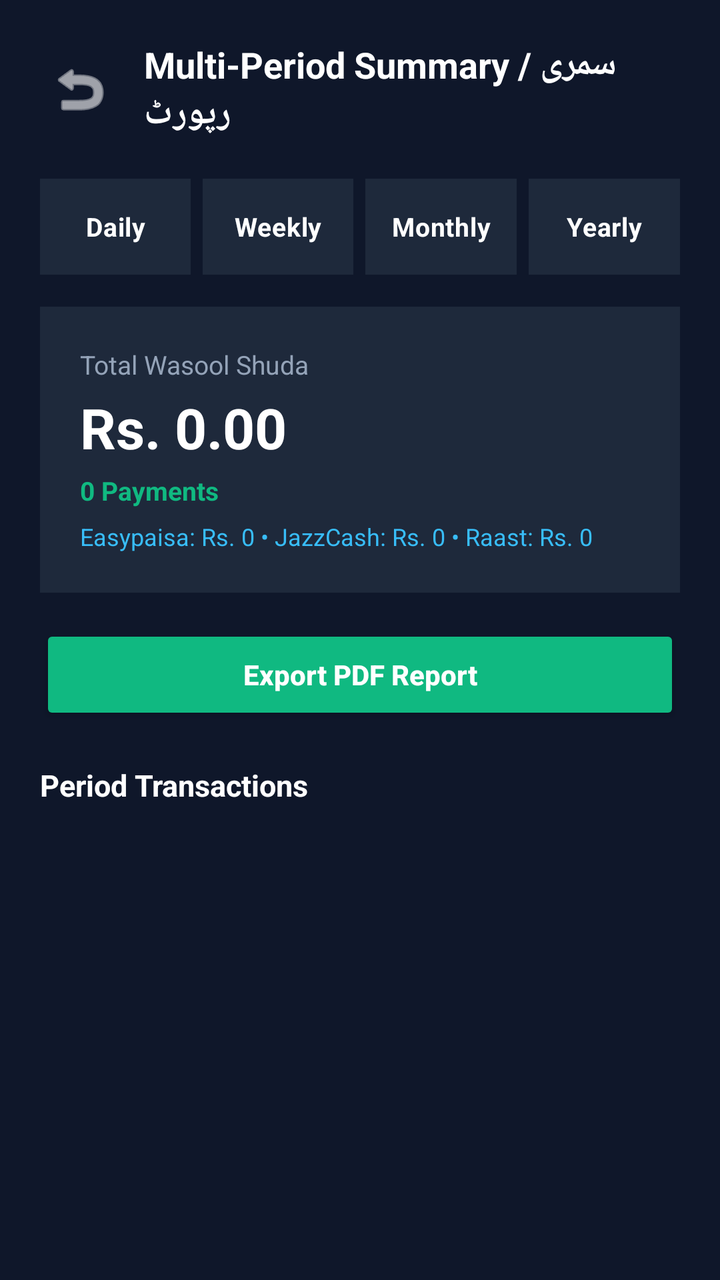
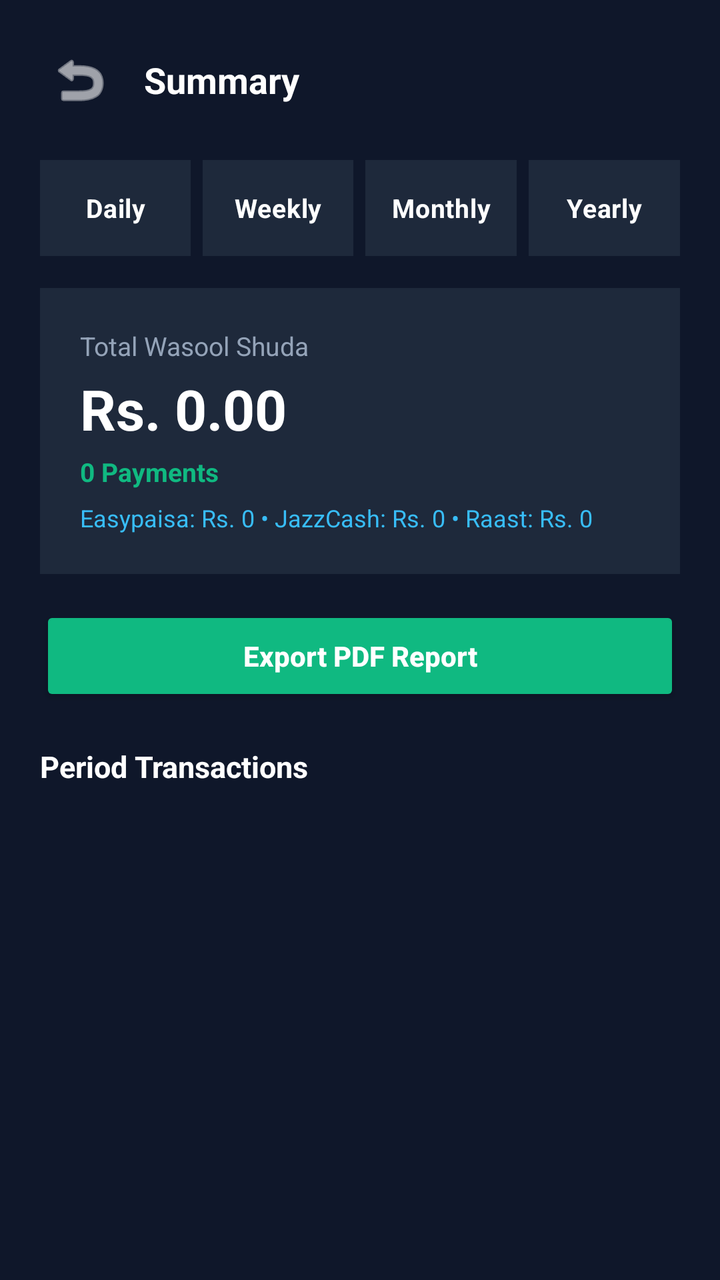

The first picture is an Android layout as it rendered before a commit; the second is the same layout after the commit. The layout source and the unified diff follow.
<!-- AndroidManifest.xml: application theme Theme.BolPaisa -->
<!-- res/layout/activity_summary.xml -->
<?xml version="1.0" encoding="utf-8"?>
<LinearLayout xmlns:android="http://schemas.android.com/apk/res/android"
    android:layout_width="match_parent"
    android:layout_height="match_parent"
    android:background="#0F172A"
    android:orientation="vertical"
    android:padding="20dp">

    
    <LinearLayout
        android:layout_width="match_parent"
        android:layout_height="wrap_content"
        android:gravity="center_vertical"
        android:orientation="horizontal">

        <ImageButton
            android:id="@+id/btnBack"
            android:layout_width="40dp"
            android:layout_height="40dp"
            android:background="?attr/selectableItemBackgroundBorderless"
            android:contentDescription="Back"
            android:src="@android:drawable/ic_menu_revert"
            android:tint="#FFFFFF" />

        <TextView
            android:layout_width="wrap_content"
            android:layout_height="wrap_content"
            android:layout_marginStart="12dp"
            android:text="Multi-Period Summary / سمری رپورٹ"
            android:textColor="#FFFFFF"
            android:textSize="18sp"
            android:textStyle="bold" />

    </LinearLayout>

    
    <RadioGroup
        android:id="@+id/rgPeriodSelector"
        android:layout_width="match_parent"
        android:layout_height="wrap_content"
        android:layout_marginTop="20dp"
        android:orientation="horizontal">

        <RadioButton
            android:id="@+id/rbDaily"
            android:layout_width="0dp"
            android:layout_height="wrap_content"
            android:layout_weight="1"
            android:background="#1E293B"
            android:button="@null"
            android:checked="true"
            android:gravity="center"
            android:paddingVertical="10dp"
            android:text="Daily"
            android:textColor="#FFFFFF"
            android:textSize="13sp"
            android:textStyle="bold" />

        <RadioButton
            android:id="@+id/rbWeekly"
            android:layout_width="0dp"
            android:layout_height="wrap_content"
            android:layout_marginStart="6dp"
            android:layout_weight="1"
            android:background="#1E293B"
            android:button="@null"
            android:gravity="center"
            android:paddingVertical="10dp"
            android:text="Weekly"
            android:textColor="#FFFFFF"
            android:textSize="13sp"
            android:textStyle="bold" />

        <RadioButton
            android:id="@+id/rbMonthly"
            android:layout_width="0dp"
            android:layout_height="wrap_content"
            android:layout_marginStart="6dp"
            android:layout_weight="1"
            android:background="#1E293B"
            android:button="@null"
            android:gravity="center"
            android:paddingVertical="10dp"
            android:text="Monthly"
            android:textColor="#FFFFFF"
            android:textSize="13sp"
            android:textStyle="bold" />

        <RadioButton
            android:id="@+id/rbYearly"
            android:layout_width="0dp"
            android:layout_height="wrap_content"
            android:layout_marginStart="6dp"
            android:layout_weight="1"
            android:background="#1E293B"
            android:button="@null"
            android:gravity="center"
            android:paddingVertical="10dp"
            android:text="Yearly"
            android:textColor="#FFFFFF"
            android:textSize="13sp"
            android:textStyle="bold" />

    </RadioGroup>

    
    <LinearLayout
        android:layout_width="match_parent"
        android:layout_height="wrap_content"
        android:layout_marginTop="16dp"
        android:background="#1E293B"
        android:orientation="vertical"
        android:padding="20dp">

        <TextView
            android:layout_width="wrap_content"
            android:layout_height="wrap_content"
            android:text="Total Wasool Shuda"
            android:textColor="#94A3B8"
            android:textSize="13sp" />

        <TextView
            android:id="@+id/tvSummaryTotal"
            android:layout_width="wrap_content"
            android:layout_height="wrap_content"
            android:layout_marginTop="4dp"
            android:text="Rs. 0.00"
            android:textColor="#FFFFFF"
            android:textSize="28sp"
            android:textStyle="bold" />

        <TextView
            android:id="@+id/tvSummaryCount"
            android:layout_width="wrap_content"
            android:layout_height="wrap_content"
            android:layout_marginTop="4dp"
            android:text="0 Payments"
            android:textColor="#10B981"
            android:textSize="13sp"
            android:textStyle="bold" />

        <TextView
            android:id="@+id/tvGatewayBreakdown"
            android:layout_width="wrap_content"
            android:layout_height="wrap_content"
            android:layout_marginTop="6dp"
            android:text="Easypaisa: Rs. 0 • JazzCash: Rs. 0 • Raast: Rs. 0"
            android:textColor="#38BDF8"
            android:textSize="12sp" />

    </LinearLayout>

    
    <Button
        android:id="@+id/btnExportPdf"
        android:layout_width="match_parent"
        android:layout_height="50dp"
        android:layout_marginTop="16dp"
        android:backgroundTint="#10B981"
        android:text="Export PDF Report"
        android:textAllCaps="false"
        android:textColor="#FFFFFF"
        android:textSize="14sp"
        android:textStyle="bold" />

    
    <TextView
        android:layout_width="wrap_content"
        android:layout_height="wrap_content"
        android:layout_marginTop="20dp"
        android:text="Period Transactions"
        android:textColor="#FFFFFF"
        android:textSize="15sp"
        android:textStyle="bold" />

    <androidx.recyclerview.widget.RecyclerView
        android:id="@+id/rvSummaryTransactions"
        android:layout_width="match_parent"
        android:layout_height="0dp"
        android:layout_marginTop="8dp"
        android:layout_weight="1" />

</LinearLayout>
<!-- resources referenced by this layout -->
<resources>
  <style name="Theme.BolPaisa" parent="Base.Theme.BolPaisa" />
  <style name="Base.Theme.BolPaisa" parent="Theme.Material3.DayNight.NoActionBar">
          
          
      </style>
</resources>

<!-- the commit's change to res/layout/activity_summary.xml (unified diff, before → after) -->
@@ -26,7 +26,7 @@
             android:layout_width="wrap_content"
             android:layout_height="wrap_content"
             android:layout_marginStart="12dp"
-            android:text="Multi-Period Summary / سمری رپورٹ"
+            android:text="Summary"
             android:textColor="#FFFFFF"
             android:textSize="18sp"
             android:textStyle="bold" />
